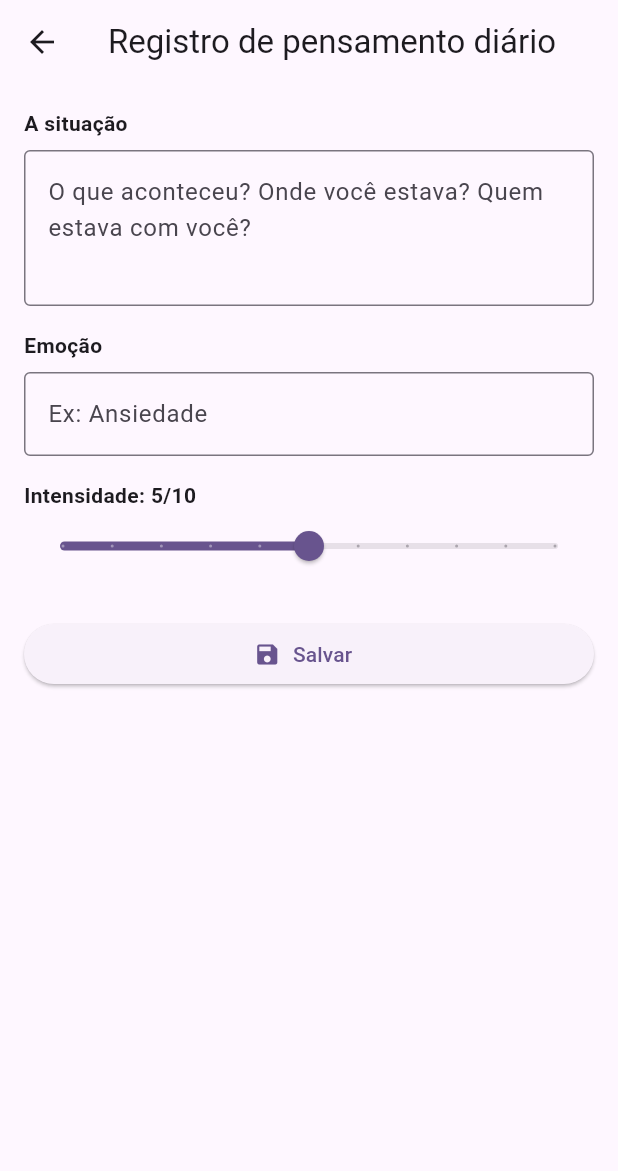
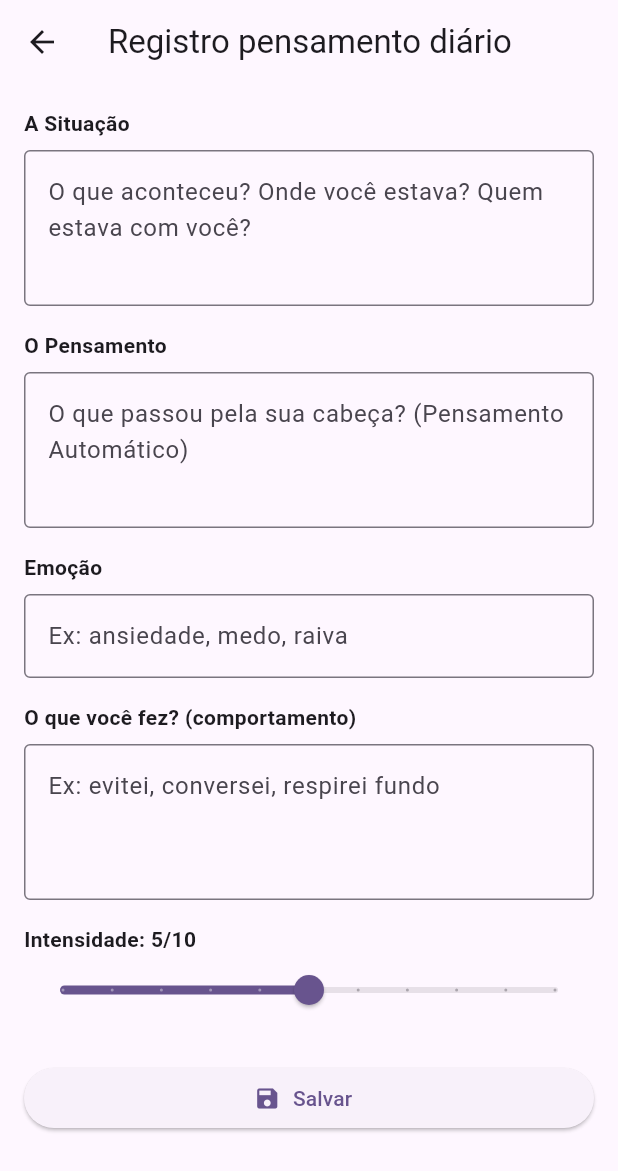
Before and after one commit to jcrrosario/MenteClara, a Flutter app: the screen it shows after launch, after a tap on the "add" icon, on a phone screen of 412 x 824 dp. Shown: the top 1171 px of the screen. Run offline on Flutter 3.47's test engine with Material 3 defaults, Android fonts, the light colour scheme and no system bars; our stand-ins replace drift; accounts and stored records are empty; generated files the repository leaves out were written again.

Commit message:
Criado os campos situação e o que vc fez

```diff
--- a/lib/pages/home_page.dart
+++ b/lib/pages/home_page.dart
@@ -97,7 +97,9 @@ class _HomePageState extends State<HomePage> {
 
     await _db.insertRecord(
       thought: thought,
+      thoughtAlt: result['thoughtAlt'],
       emotion: emotion,
+      behavior: result['behavior'],
       intensity: intensity,
       createdAt: createdAt,
     );
--- a/lib/pages/new_record_page.dart
+++ b/lib/pages/new_record_page.dart
@@ -9,13 +9,18 @@ class NewRecordPage extends StatefulWidget {
 
 class _NewRecordPageState extends State<NewRecordPage> {
   final _thoughtController = TextEditingController();
+  final _thoughtAltController = TextEditingController();
   final _emotionController = TextEditingController();
+  final _behaviorController = TextEditingController();
+
   double _intensity = 5;
 
   @override
   void dispose() {
     _thoughtController.dispose();
+    _thoughtAltController.dispose();
     _emotionController.dispose();
+    _behaviorController.dispose();
     super.dispose();
   }
 
@@ -25,14 +30,16 @@ class _NewRecordPageState extends State<NewRecordPage> {
 
     if (thought.isEmpty || emotion.isEmpty) {
       ScaffoldMessenger.of(context).showSnackBar(
-        const SnackBar(content: Text('Preenche pensamento e emoção.')),
+        const SnackBar(content: Text('Pensamento e emoção são obrigatórios')),
       );
       return;
     }
 
     Navigator.pop(context, {
       'thought': thought,
+      'thoughtAlt': _thoughtAltController.text.trim(),
       'emotion': emotion,
+      'behavior': _behaviorController.text.trim(),
       'intensity': _intensity.round(),
       'createdAt': DateTime.now().toIso8601String(),
     });
@@ -45,7 +52,7 @@ class _NewRecordPageState extends State<NewRecordPage> {
     return Scaffold(
       resizeToAvoidBottomInset: true,
       appBar: AppBar(
-        title: const Text('Registro de pensamento diário'),
+        title: const Text('Registro pensamento diário'),
       ),
       body: SafeArea(
         child: SingleChildScrollView(
@@ -53,31 +60,53 @@ class _NewRecordPageState extends State<NewRecordPage> {
           child: Column(
             crossAxisAlignment: CrossAxisAlignment.start,
             children: [
-              const Text('A situação', style: TextStyle(fontWeight: FontWeight.w600)),
+              const Text('A Situação', style: TextStyle(fontWeight: FontWeight.w600)),
               const SizedBox(height: 8),
               TextField(
                 controller: _thoughtController,
                 maxLines: 3,
-                textInputAction: TextInputAction.next,
                 decoration: const InputDecoration(
                   hintText: 'O que aconteceu? Onde você estava? Quem estava com você?',
                   border: OutlineInputBorder(),
                 ),
               ),
+
               const SizedBox(height: 16),
+              const Text('O Pensamento', style: TextStyle(fontWeight: FontWeight.w600)),
+              const SizedBox(height: 8),
+              TextField(
+                controller: _thoughtAltController,
+                maxLines: 3,
+                decoration: const InputDecoration(
+                  hintText: 'O que passou pela sua cabeça? (Pensamento Automático)',
+                  border: OutlineInputBorder(),
+                ),
+              ),
 
+              const SizedBox(height: 16),
               const Text('Emoção', style: TextStyle(fontWeight: FontWeight.w600)),
               const SizedBox(height: 8),
               TextField(
                 controller: _emotionController,
-                textInputAction: TextInputAction.done,
                 decoration: const InputDecoration(
-                  hintText: 'Ex: Ansiedade',
+                  hintText: 'Ex: ansiedade, medo, raiva',
                   border: OutlineInputBorder(),
                 ),
               ),
+
               const SizedBox(height: 16),
+              const Text('O que você fez? (comportamento)', style: TextStyle(fontWeight: FontWeight.w600)),
+              const SizedBox(height: 8),
+              TextField(
+                controller: _behaviorController,
+                maxLines: 3,
+                decoration: const InputDecoration(
+                  hintText: 'Ex: evitei, conversei, respirei fundo',
+                  border: OutlineInputBorder(),
+                ),
+              ),
 
+              const SizedBox(height: 16),
               Text(
                 'Intensidade: ${_intensity.round()}/10',
                 style: const TextStyle(fontWeight: FontWeight.w600),
@@ -92,7 +121,6 @@ class _NewRecordPageState extends State<NewRecordPage> {
               ),
 
               const SizedBox(height: 24),
-
               SizedBox(
                 width: double.infinity,
                 child: ElevatedButton.icon(
```
Also changed, not shown: lib/db/app_database.dart (+25 -5 lines), lib/pages/record_detail_page.dart (+17 -1 lines), lib/db/app_database.g.dart.
